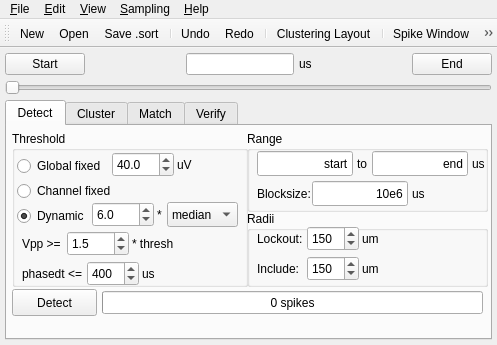
Qt form spyke/spyke.ui (spyke/spyke) before a commit.
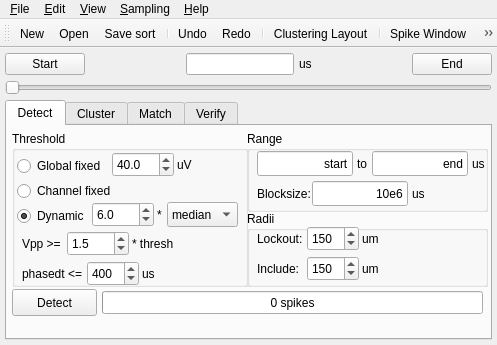
The same form after that commit. The open tabs and pages were chosen to show the change. Icons and pictures are not drawn. Custom widgets are drawn as their Qt base class.

Commit message: default to detect tab, switch between cluster and detect tab on sort open and close remove update sort menu item, happens automatically on sort open anyway remove commented out actionSaveWave simplify text of some File menu items

What changed in the file:
```diff
--- a/spyke/spyke.ui
+++ b/spyke/spyke.ui
@@ -1998,7 +1998,7 @@
      <normaloff>res/document-save.svg</normaloff>res/document-save.svg</iconset>
    </property>
    <property name="text">
-    <string>&amp;Save .sort</string>
+    <string>&amp;Save sort</string>
    </property>
    <property name="toolTip">
     <string>Save .sort</string>
```
Left out of the diff: 40 changed lines with no effect on the pictures. The commit also changes 1 other file.
